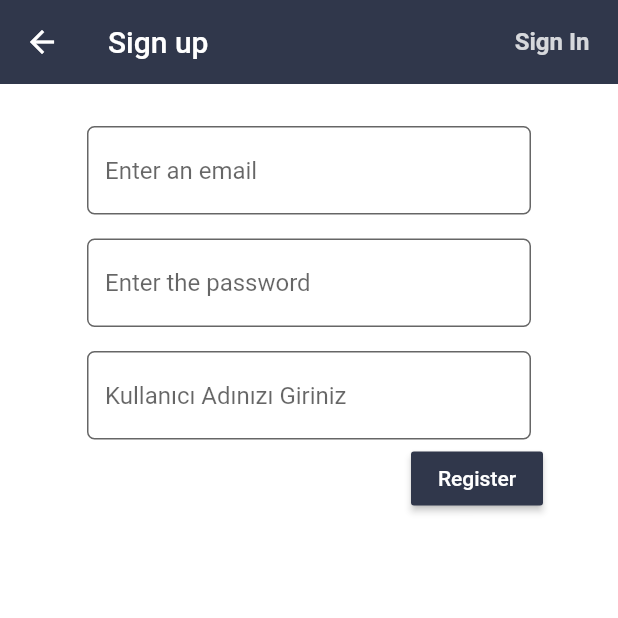
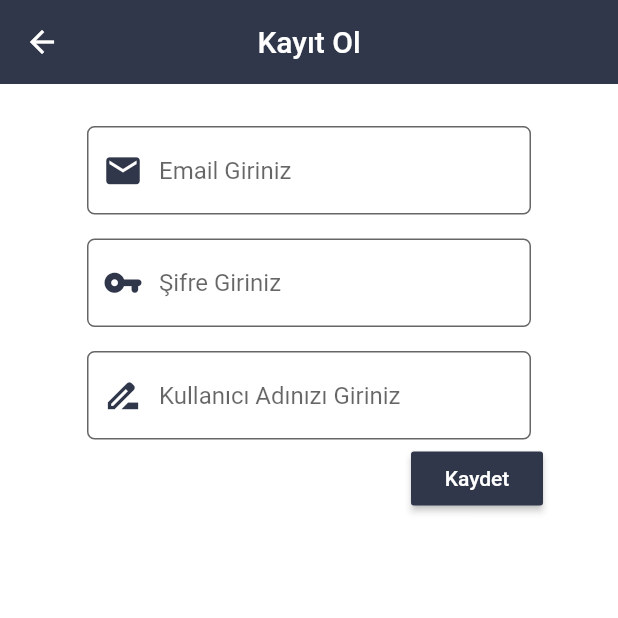
Before and after one commit to fburaktrd/Nudil, a Flutter app: the Register screen opened directly, on a phone screen of 412 x 824 dp, the top half of it. Run offline on Flutter 3.47's test engine with Material 2 defaults, Android fonts, the phone set to English and light mode, and no system bars; our stand-ins replace firebase_auth, firebase_database, google_fonts, numberpicker, table_calendar; missing offline and left inert: day_night_time_picker, linked_scroll_controller; accounts and stored records are empty; statements that could not run were skipped.

Commit message:
türkçe yama

```diff
--- a/lib/screens/authenticate/register.dart
+++ b/lib/screens/authenticate/register.dart
@@ -1,7 +1,6 @@
 import 'package:firebase_database/firebase_database.dart';
 import 'package:flutter/material.dart';
 import 'package:flutter_first_app/models/database.dart';
-import 'package:flutter_first_app/screens/authenticate/sign_in.dart';
 import 'package:flutter_first_app/services/auth.dart';
 
 class Register extends StatefulWidget {
@@ -27,26 +26,8 @@ class _RegisterState extends State<Register> {
       appBar: AppBar(
         backgroundColor: Color(0xff30374b),
         elevation: 0.0,
-        title: Text('Sign up'),
-        actions: <Widget>[
-          RawMaterialButton(
-              //icon: Icon(Icons.remove),
-              //label: Text('Sign In'),
-              child: Text(
-                "Sign In",
-                style: TextStyle(
-                    fontWeight: FontWeight.bold,
-                    fontSize: 16,
-                    color: Colors.white.withAlpha(205)),
-              ),
-              onPressed: () {
-                //widget.toggleView();
-                Navigator.push(context, MaterialPageRoute(builder: (context) {
-                  return SignIn();
-                }));
-                //return SignIn();
-              })
-        ],
+        centerTitle: true,
+        title: Text('Kayıt Ol'),
       ),
       body: Container(
         padding: EdgeInsets.symmetric(vertical: 20.0, horizontal: 50.0),
@@ -64,7 +45,12 @@ class _RegisterState extends State<Register> {
                     setState(() => email = val);
                   },
                   decoration: InputDecoration(
-                      hintText: "Enter an email",
+                      prefixIcon: Icon(
+                        Icons.email,
+                        size: 27,
+                        color: Color(0xff30374b),
+                      ),
+                      hintText: "Email Giriniz",
                       border: OutlineInputBorder(
                           borderRadius: BorderRadius.circular(5)),
                       filled: true,
@@ -85,7 +71,12 @@ class _RegisterState extends State<Register> {
                     setState(() => password = val);
                   },
                   decoration: InputDecoration(
-                      hintText: "Enter the password ",
+                      prefixIcon: Icon(
+                        Icons.vpn_key_rounded,
+                        size: 27,
+                        color: Color(0xff30374b),
+                      ),
+                      hintText: "Şifre Giriniz ",
                       border: OutlineInputBorder(
                           borderRadius: BorderRadius.circular(5)),
                       filled: true,
@@ -101,6 +92,11 @@ class _RegisterState extends State<Register> {
                     setState(() => displayName = val);
                   },
                   decoration: InputDecoration(
+                      prefixIcon: Icon(
+                        Icons.drive_file_rename_outline,
+                        size: 27,
+                        color: Color(0xff30374b),
+                      ),
                       hintText: "Kullanıcı Adınızı Giriniz",
                       border: OutlineInputBorder(
                           borderRadius: BorderRadius.circular(5)),
@@ -112,12 +108,13 @@ class _RegisterState extends State<Register> {
               RaisedButton(
                 color: Color(0xff30374b),
                 child: Text(
-                  'Register',
+                  'Kaydet',
                   style: TextStyle(color: Colors.white),
                 ),
                 onPressed: () async {
                   print(displayName); //denemek için yazdırdım
-                  DataSnapshot userNameDbResult = await DataBaseConnection.getUserName(displayName);
+                  DataSnapshot userNameDbResult =
+                      await DataBaseConnection.getUserName(displayName);
                   print(userNameDbResult.value is Future);
                   if (userNameDbResult.value == null) {
                     if (_formKey.currentState.validate()) {
@@ -127,13 +124,12 @@ class _RegisterState extends State<Register> {
                       if (result == null) {
                         setState(() => error = 'Please supply a valid email.');
                         final snackBar = SnackBar(
-                                      backgroundColor: Colors.lightBlue,
-                                      content: Text(
-                                        "Başarıyla kayıt olundu !",
-                                        style: TextStyle(fontSize: 20),
-                                      ));
-                                  ScaffoldMessenger.of(context)
-                                      .showSnackBar(snackBar);
+                            backgroundColor: Colors.lightBlue,
+                            content: Text(
+                              "Başarıyla kayıt olundu !",
+                              style: TextStyle(fontSize: 20),
+                            ));
+                        ScaffoldMessenger.of(context).showSnackBar(snackBar);
                       }
                     }
                   } else {
--- a/lib/screens/eventOlusturma/calendar/saatSayiSec.dart
+++ b/lib/screens/eventOlusturma/calendar/saatSayiSec.dart
@@ -50,7 +50,7 @@ class __IntegerExampleState extends State<_IntegerExample> {
         SizedBox(height: 16),
         //Text('Current int value: $_currentIntValue'),
         RawMaterialButton(
-            child: Text('Thanks',
+            child: Text('Tamam',
                 style: GoogleFonts.montserrat(
                     color: Color.fromRGBO(59, 57, 60, 1),
                     fontSize: 20,
```
Also changed, not shown: lib/screens/authenticate/reset_page.dart (+23 -12 lines), lib/screens/eventOlusturma/calendar/calendar.dart (+20 -13 lines).
